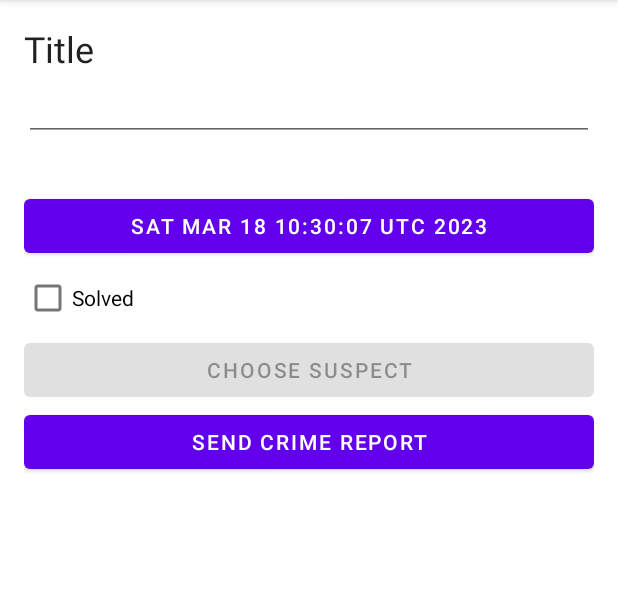
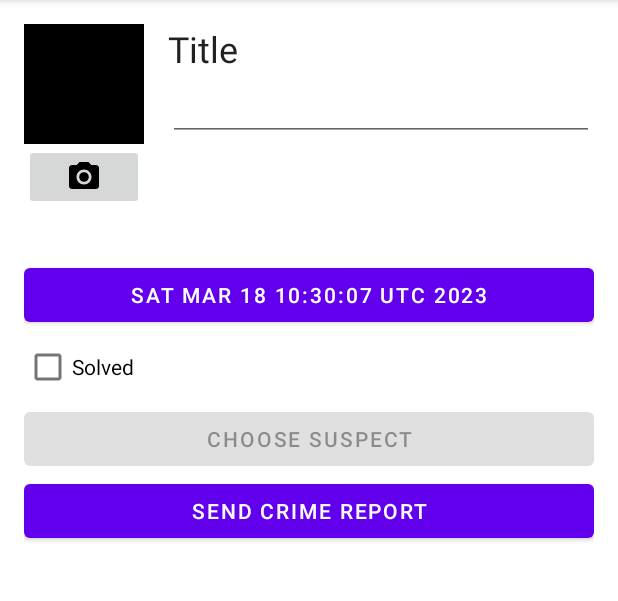
Before and after one commit to tianb0/ListDetailNav2, an Android app: the screen it shows after launch (MainActivity), after a tap on "New Crime", on a phone screen of 412 x 824 dp, the part 84-685 px from its top. Run offline under Robolectric (Android 15) with nearby library versions, the phone set to English and light mode, and no system bars; our stand-ins replace Room's generated code.

Commit message:
camera, content manager, file manager, uri, intent

```diff
--- a/app/src/main/java/io/tianb/listdetailnav2/Crime.kt
+++ b/app/src/main/java/io/tianb/listdetailnav2/Crime.kt
@@ -11,5 +11,6 @@ data class Crime(
     val title: String,
     val date: Date,
     val isSolved: Boolean,
-    val suspect: String = ""
+    val suspect: String = "",
+    val photoFileName: String? = null
 )
--- a/app/src/main/java/io/tianb/listdetailnav2/CrimeRepository.kt
+++ b/app/src/main/java/io/tianb/listdetailnav2/CrimeRepository.kt
@@ -4,6 +4,7 @@ import android.content.Context
 import androidx.room.Room
 import io.tianb.listdetailnav2.database.CrimeDatabase
 import io.tianb.listdetailnav2.database.migration_1_2
+import io.tianb.listdetailnav2.database.migration_2_3
 import kotlinx.coroutines.CoroutineScope
 import kotlinx.coroutines.GlobalScope
 import kotlinx.coroutines.flow.Flow
@@ -23,7 +24,7 @@ class CrimeRepository private constructor(
             DATABASE_NAME
         )
 //        .createFromAsset(DATABASE_NAME)
-        .addMigrations(migration_1_2)
+        .addMigrations(migration_1_2, migration_2_3)
         .build()
 
     fun getCrimes(): Flow<List<Crime>> = database.crimeDao().getCrimes()
--- a/app/src/main/java/io/tianb/listdetailnav2/database/CrimeDatabase.kt
+++ b/app/src/main/java/io/tianb/listdetailnav2/database/CrimeDatabase.kt
@@ -7,7 +7,7 @@ import androidx.room.migration.Migration
 import androidx.sqlite.db.SupportSQLiteDatabase
 import io.tianb.listdetailnav2.Crime
 
-@Database(entities = [ Crime::class ], version = 2)
+@Database(entities = [ Crime::class ], version = 3)
 @TypeConverters(CrimeTypeConverters::class)
 abstract class CrimeDatabase : RoomDatabase() {
 
@@ -21,3 +21,11 @@ val migration_1_2 = object : Migration(1, 2) {
         )
     }
 }
+
+val migration_2_3 = object  : Migration(2, 3) {
+    override fun migrate(database: SupportSQLiteDatabase) {
+        database.execSQL(
+            "ALTER TABLE Crime ADD COLUMN photoFileName TEXT"
+        )
+    }
+}
--- /dev/null
+++ b/app/src/main/res/drawable/ic_camera.xml
@@ -0,0 +1,6 @@
+<vector android:height="24dp" android:tint="#000000"
+    android:viewportHeight="24" android:viewportWidth="24"
+    android:width="24dp" xmlns:android="http://schemas.android.com/apk/res/android">
+    <path android:fillColor="@android:color/white" android:pathData="M12,12m-3.2,0a3.2,3.2 0,1 1,6.4 0a3.2,3.2 0,1 1,-6.4 0"/>
+    <path android:fillColor="@android:color/white" android:pathData="M9,2L7.17,4L4,4c-1.1,0 -2,0.9 -2,2v12c0,1.1 0.9,2 2,2h16c1.1,0 2,-0.9 2,-2L22,6c0,-1.1 -0.9,-2 -2,-2h-3.17L15,2L9,2zM12,17c-2.76,0 -5,-2.24 -5,-5s2.24,-5 5,-5 5,2.24 5,5 -2.24,5 -5,5z"/>
+</vector>
--- a/app/src/main/res/layout/fragment_crime_detail.xml
+++ b/app/src/main/res/layout/fragment_crime_detail.xml
@@ -6,6 +6,35 @@
     android:layout_height="match_parent"
     android:layout_margin="16dp">
 
+    <LinearLayout
+        android:layout_width="match_parent"
+        android:layout_height="wrap_content"
+        android:orientation="horizontal">
+        <LinearLayout
+            android:layout_width="wrap_content"
+            android:layout_height="wrap_content"
+            android:orientation="vertical"
+            android:layout_marginEnd="16dp">
+            <ImageView
+                android:id="@+id/crime_photo"
+                android:layout_width="80dp"
+                android:layout_height="80dp"
+                android:scaleType="centerInside"
+                android:cropToPadding="true"
+                android:background="@color/black" />
+
+            <ImageButton
+                android:id="@+id/crime_camera"
+                android:layout_width="match_parent"
+                android:layout_height="wrap_content"
+                android:src="@drawable/ic_camera" />
+        </LinearLayout>
+
+        <LinearLayout
+            android:orientation="vertical"
+            android:layout_width="0dp"
+            android:layout_height="wrap_content"
+            android:layout_weight="1">
             <TextView
                 android:layout_width="match_parent"
                 android:layout_height="wrap_content"
@@ -19,6 +48,11 @@
                 android:text="@string/crime_title_hint"
                 android:importantForAutofill="no"
                 android:inputType="text" />
+
+
+        </LinearLayout>
+
+    </LinearLayout>
 
     <TextView
         android:layout_width="match_parent"
--- /dev/null
+++ b/app/src/main/res/xml/files.xml
@@ -0,0 +1,6 @@
+<?xml version="1.0" encoding="utf-8"?>
+<paths>
+    <files-path
+        name="crime_photos"
+        path="." />
+</paths>
```
Also changed, not shown: app/src/main/AndroidManifest.xml (+15 -0 lines), app/src/main/java/io/tianb/listdetailnav2/CrimeDetailFragment.kt (+59 -0 lines), app/src/main/java/io/tianb/listdetailnav2/PictureUtils.kt (added, +30 -0 lines). Lines whose indentation alone changed are shown as unchanged.
